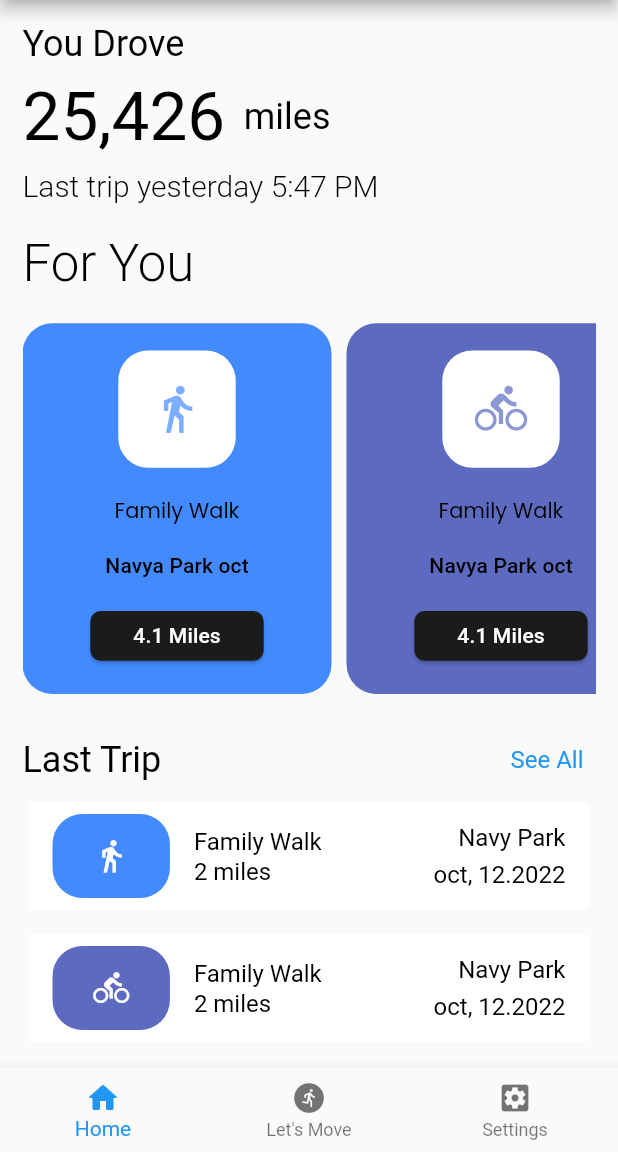
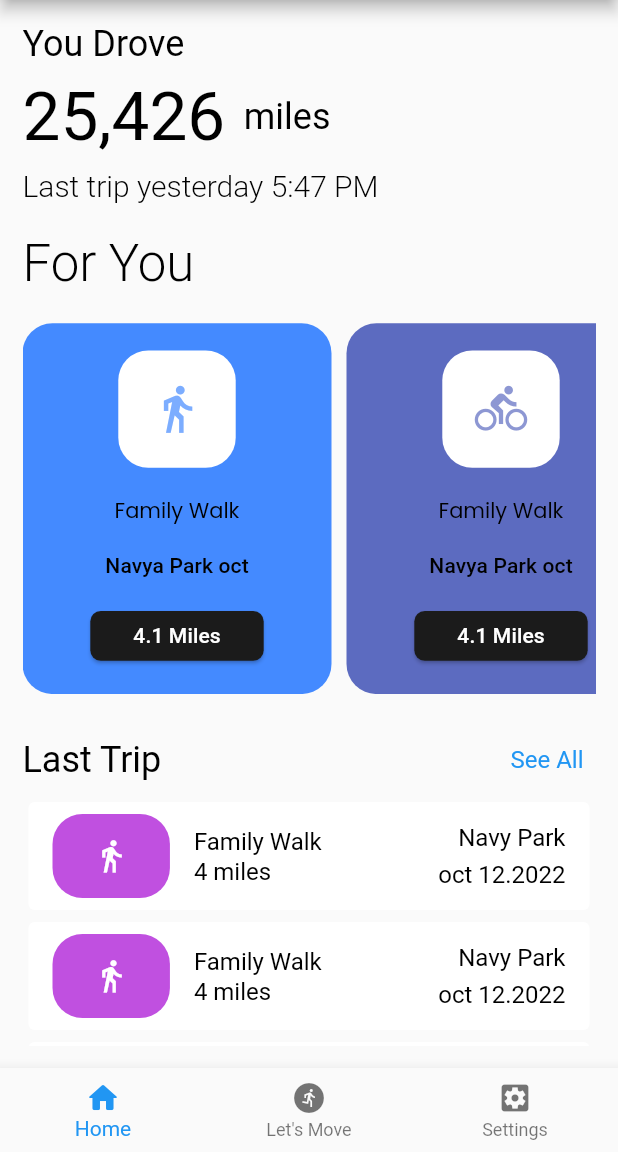
Before and after one commit to gorkemarslanbogan/bicyleApp, a Flutter app: the appScaffold screen opened directly, in the side drawer, after a tap on "See All", on a phone screen of 412 x 824 dp, the part 84-1236 px from its top. Run offline on Flutter 3.47's test engine with Material 2 defaults, Android fonts, the light colour scheme and no system bars; drawn by our look-alikes of dotted_border; our stand-ins replace google_fonts.

Commit message:
Iyileştirmeler yapıldı.

```diff
--- a/lib/core/customCircleAvatar.dart
+++ b/lib/core/customCircleAvatar.dart
@@ -1,21 +1,29 @@
+import 'package:bcyleapp/product/imageUtility.dart';
 import 'package:dotted_border/dotted_border.dart';
 import 'package:flutter/material.dart';
 
+class customCircleAvatarWithDottedBorderPackage extends StatelessWidget {
+  const customCircleAvatarWithDottedBorderPackage({Key? key}) : super(key: key);
 
-
-Padding customCircleAvatarWithDottedBorderPackage() {
+  @override
+  Widget build(BuildContext context) {
     return Padding(
-      padding: const EdgeInsets.symmetric(vertical: 5, horizontal: 15),
+      padding: paddingUtility.circleAvatarPadding,
       child: DottedBorder(
           borderType: BorderType.Circle,
           strokeWidth: 0.8,
           dashPattern: const [6, 3, 2, 3],
           color: const Color.fromARGB(255, 53, 53, 53),
           padding: const EdgeInsets.all(3),
-          child: const CircleAvatar(
-            backgroundImage: const AssetImage(
-              "assets/images/profile.jpg",
+          child: CircleAvatar(
+            backgroundImage: AssetImage(
+              imagePath.jpg("profile"),
             ) as ImageProvider,
           )),
     );
   }
+}
+
+class paddingUtility {
+  static final EdgeInsets circleAvatarPadding = EdgeInsets.symmetric(vertical: 5, horizontal: 15);
+}
--- a/lib/core/custom_card_trips.dart
+++ b/lib/core/custom_card_trips.dart
@@ -1,55 +1,74 @@
+import 'package:bcyleapp/model/trips_model.dart';
+import 'package:bcyleapp/product/NavigatorManagment.dart';
+import 'package:bcyleapp/product/random_color.dart';
 import 'package:flutter/material.dart';
+import '../view/screen/trips_details.dart';
 import 'custom_container.dart';
 
-class lastTripCard extends StatelessWidget {
-  const lastTripCard({ Key? key, required this.icon, required this.color }) : super(key: key);
-final Icon icon;
-final Color color;
+class lastTripCardBuilder extends StatelessWidget {
+  lastTripCardBuilder({
+    Key? key,
+  }) : super(key: key);
+  List<MyTrip> item = [MyTrip("Family Walk", 4, "Navy Park", "oct 12.2022"),
+MyTrip("Family Walk", 4, "Navy Park", "oct 12.2022"),
+MyTrip("Run", 4, "Centerl Park", "nov 09.2022"),
+MyTrip("Bcyle Drive", 4, "Miami Park", "sep 24.2022"),
+MyTrip("Walk", 4, "Orlando Center", "dec 22.2023"),
+];
+  Icon _iconBuilder(String tripName) {
+    return Icon((tripName.contains("Walk")) ? Icons.directions_walk
+    :(tripName.contains("Run")) ? Icons.run_circle_sharp : Icons.directions_bike, color: Colors.white,);
+  }
   @override
   Widget build(BuildContext context) {
-    List<Text> TittleTextItems = [
-      Text(
-            "Family Walk",
-            style: Theme.of(context).textTheme.subtitle1?.copyWith(
-                  color: Colors.black,
-                  fontWeight: FontWeight.w400,
-                ),
-      ),];
-     List<Text> SubTittleTextItems = [
-      Text(
-            "Navy Park",
-            style: Theme.of(context).textTheme.subtitle1?.copyWith(
-                  color: Colors.black,
-                  fontWeight: FontWeight.w400,
-                ),
-      ),
-       Text(
-            "oct, 12.2022",
-            style: Theme.of(context).textTheme.subtitle1?.copyWith(
-                  color: Colors.black,
-                  fontWeight: FontWeight.w400,
-                ),
-      ),
-    ];
-    return Card(
+    return ListView.builder(
+      physics: NeverScrollableScrollPhysics(),
+      padding: EdgeInsets.zero,
+      itemCount: item.length,
+      itemBuilder: ((context, index) {
+      return Card(
       elevation: 0,
       child: ListTile(
-        leading:  customIconContainer(icon: icon, color: color,),
+        onTap: (){
+          NavigatorManagment.NavigatePushwithData(context, TripDetails(tripDetails: item[index],));
+        },
+        leading:  customIconContainer(icon: _iconBuilder(item[index].tripTittle),  color:  RandomColor.Rcolor(),),
         title: Column(
           crossAxisAlignment: CrossAxisAlignment.start,
           mainAxisAlignment: MainAxisAlignment.spaceEvenly,
-          children: TittleTextItems,),
+          children: [
+              _customCardTextWidget(title: item[index].tripTittle),
+          ],),
           trailing: Column(
           crossAxisAlignment: CrossAxisAlignment.end,
           mainAxisAlignment: MainAxisAlignment.spaceEvenly,
-          children: SubTittleTextItems,),
-          subtitle: Text(
-            "2 miles",
-            style: Theme.of(context).textTheme.subtitle1?.copyWith(
-                  color: Colors.black,
-                  fontWeight: FontWeight.w400,
-                )),
+          children: [
+            _customCardTextWidget(title: item[index].location),
+           _customCardTextWidget(title: item[index].date),
+          ],),
+          subtitle: _customCardTextWidget(title: item[index].miles.toString()+" miles"),
       ),
     );
+    }));
+  }
+
+}
+
+class _customCardTextWidget extends StatelessWidget {
+  const _customCardTextWidget({
+    Key? key,
+    required this.title
+  }) : super(key: key);
+
+  final String title;
+
+  @override
+  Widget build(BuildContext context) {
+    return Text(
+      title,
+      style: Theme.of(context).textTheme.subtitle1?.copyWith(
+            color: Colors.black,
+            fontWeight: FontWeight.w400,
+          ));
   }
 }
--- a/lib/core/last_trip_list.dart
+++ /dev/null
@@ -1,29 +0,0 @@
-import 'package:bcyleapp/core/custom_card_trips.dart';
-import 'package:flutter/material.dart';
-
-class LastTripList extends StatelessWidget {
-  const LastTripList({
-    Key? key,
-  }) : super(key: key);
-
-  @override
-  Widget build(BuildContext context) {
-    return ListView(
-      padding: EdgeInsets.zero,
-      physics:  NeverScrollableScrollPhysics(),
-      children:  [
-       const lastTripCard(icon: Icon(Icons.directions_walk,color: Colors.white,), color: Colors.blueAccent,),
-       Padding(
-         padding: const EdgeInsets.symmetric(vertical: 8.0),
-         child: lastTripCard(icon: const Icon(Icons.directions_bike,color: Colors.white,), color: Colors.indigo.shade400,),
-       ),
-        const lastTripCard(icon: Icon(Icons.run_circle_sharp,color: Colors.white,), color: Colors.black,),
-        Padding(
-         padding: const EdgeInsets.symmetric(vertical: 8.0),
-         child: lastTripCard(icon: const Icon(Icons.directions_bike,color: Colors.white,), color: Colors.indigo.shade400,),
-       ),
-        const lastTripCard(icon: Icon(Icons.run_circle_sharp,color: Colors.white,), color: Colors.black,),
-      ],
-    );
-  }
-}
--- a/lib/main.dart
+++ b/lib/main.dart
@@ -24,7 +24,7 @@ class MyApp extends StatefulWidget {
   State<MyApp> createState() => _MyAppState();
 }
 
-class _MyAppState extends State<MyApp> with NavigatorManagment {
+class _MyAppState extends State<MyApp>{
   @override
   Widget build(BuildContext context) {
     return MaterialApp(
@@ -54,7 +54,7 @@ class _MyAppState extends State<MyApp> with NavigatorManagment {
                 style: Theme.of(context).textTheme.headline5?.copyWith(
                     color: Colors.black87, fontWeight: FontWeight.w300)),
             onPressed: () {
-              NavigatePush(context, HomeScreen());
+              NavigatorManagment.NavigatePush(context, HomeScreen());
             },
           ),
         ),
--- /dev/null
+++ b/lib/model/trips_model.dart
@@ -0,0 +1,9 @@
+
+
+class MyTrip {
+String tripTittle;
+String location;
+String date;
+int miles;
+MyTrip(this.tripTittle,this.miles,this.location,this.date);
+}
--- a/lib/product/app_scaffold_widget.dart
+++ b/lib/product/app_scaffold_widget.dart
@@ -34,7 +34,7 @@ final Widget? LeadingWidget;
       appBar: AppBar(
         leading: LeadingWidget,
         iconTheme: const IconThemeData(color: Colors.black),
-        actions: [
+        actions: const [
           customCircleAvatarWithDottedBorderPackage(),
         ],
       ),
--- /dev/null
+++ b/lib/product/draver_widget.dart
@@ -0,0 +1,81 @@
+import 'package:bcyleapp/core/customCircleAvatar.dart';
+import 'package:bcyleapp/product/NavigatorManagment.dart';
+import 'package:bcyleapp/view/screen/HomeScreen.dart';
+import 'package:flutter/material.dart';
+import 'package:google_fonts/google_fonts.dart';
+import '../view/screen/see_all_lastTrip.dart';
+
+class CustomDrawerWidget extends StatelessWidget{
+  const CustomDrawerWidget({ Key? key }) : super(key: key);
+final title = "Görkem Arslanboğan";
+final welcome = "Hoşgeldin";
+  @override
+  Widget build(BuildContext context) {
+    return Drawer(
+      backgroundColor: Colors.white,
+      child: Column(
+        mainAxisAlignment: MainAxisAlignment.spaceEvenly,
+        children: [
+         _headerDrawer(),
+           Column(
+             children: [
+               ListTile(
+                leading: const Icon(Icons.home_filled, size: 35, color: Colors.amber,),
+                title: const Text("Home", style: TextStyle(fontSize: 20),),
+                subtitle:  const Divider(),
+                onTap: (){
+                  NavigatorManagment.NavigatePush(context,  HomeScreen());
+                },
+               ),
+
+                ListTile(
+                leading: const Icon(Icons.directions_run_sharp, size: 35, color: Colors.indigo),
+                title: const Text("Start Run", style: TextStyle(fontSize: 20),),
+                 subtitle:  const Divider(),
+                  onTap: (){},
+               ),
+               ListTile(
+                leading: Icon(Icons.fitness_center, size: 35, color: Colors.indigo.shade400,),
+                title: const Text("Last Trips", style: TextStyle(fontSize: 20),),
+                 subtitle:  const Divider(),
+                  onTap: (){
+                    NavigatorManagment.NavigatePush(context,  const AllLastTrip());
+                  },
+               ),
+                ListTile(
+                leading: Icon(Icons.directions_bike_sharp, size: 35, color: Colors.indigo.shade400,),
+                title: const Text("Drive Bike", style: TextStyle(fontSize: 20),),
+                 subtitle:  const Divider(),
+                  onTap: (){},
+               ),
+                 ListTile(
+                leading: Icon(Icons.account_circle, size: 35, color: Colors.purple.shade400,),
+                title: const Text("My Account", style: TextStyle(fontSize: 20),),
+                 subtitle:  const Divider(),
+                  onTap: (){},
+                 ),
+                 ListTile(
+                leading: const Icon(Icons.info_outline_rounded, size: 35, color: Colors.blue,),
+                title: const Text("App information", style: TextStyle(fontSize: 20),),
+                 subtitle:  const Divider(),
+                  onTap: (){},
+                 ),
+             ],
+           ),
+        ],
+      ),
+    );
+  }
+
+  Row _headerDrawer() {
+    return Row(
+    crossAxisAlignment: CrossAxisAlignment.center,
+    children: [
+      const customCircleAvatarWithDottedBorderPackage(),
+      Text(title, style: GoogleFonts.dmSans(
+        fontSize: 20
+      ),),
+    ],
+    );
+  }
+}
--- /dev/null
+++ b/lib/product/imageUtility.dart
@@ -0,0 +1,11 @@
+enum imageFormat {jpg,png,}
+
+class imagePath {
+  static String jpg(String imagePath) {
+    return "assets/images/$imagePath.${imageFormat.jpg.name}";
+  }
+
+  static String png(String imagePath) {
+    return "assets/images/$imagePath.${imageFormat.png.name}";
+  }
+}
--- /dev/null
+++ b/lib/product/random_color.dart
@@ -0,0 +1,14 @@
+import 'dart:math';
+import 'package:flutter/material.dart';
+
+class RandomColor {
+
+  static Color Rcolor(){
+  var random = Random();
+   int r = random.nextInt(16) * 16;
+   int g = random.nextInt(16) * 16;
+   int b = random.nextInt(16) * 16;
+   Color color = Color.fromARGB(255, r, g, b);
+   return color;
+  }
+}
--- a/lib/utility/screen_size_class.dart
+++ b/lib/utility/screen_size_class.dart
@@ -12,4 +12,14 @@ static  double? pageWidth;
    pageWidth = _mediaQuery.size.width;
  }
 
+
+ static double dynamicHeight (double? value){
+    if(value != null) return (pageHeight! * value);
+    return pageHeight!;
+ }
+  static double dynamicWitdh (double? value){
+    if(value != null) return (pageWidth! * value);
+    return pageWidth!;
+ }
+
 }
--- a/lib/view/screen/HomeScreen.dart
+++ b/lib/view/screen/HomeScreen.dart
@@ -2,14 +2,14 @@ import 'package:bcyleapp/utility/screen_size_class.dart';
 import 'package:bcyleapp/view/screen/see_all_lastTrip.dart';
 import 'package:flutter/material.dart';
 import 'package:bcyleapp/product/NavigatorManagment.dart';
+import '../../core/custom_card_trips.dart';
 import '../../product/app_scaffold_widget.dart';
-import '../../core/last_trip_list.dart';
 import '../../core/singleChild_custom_cards.dart';
+import '../../product/draver_widget.dart';
 import '../../utility/textUtility.dart';
 import '../../core/HomeScreenWidget.dart';
 
-class HomeScreen extends StatefulWidget
-    with NavigatorManagment, HomeScreenTextUtility {
+class HomeScreen extends StatefulWidget with HomeScreenTextUtility {
   HomeScreen({Key? key}) : super(key: key);
 
   @override
@@ -29,7 +29,7 @@ class _HomeScreenState extends State<HomeScreen> {
           ),
           scaffoldBackgroundColor: Colors.white,
         ),
-        home: appScaffold(widget: const _HomeScreenWidgetTree(), draverWidget: Drawer(child: Center(child: Text("Hello World"))),));
+        home: appScaffold(widget: const _HomeScreenWidgetTree(), draverWidget: const CustomDrawerWidget()));
   }
 }
 
@@ -61,7 +61,8 @@ class _HomeScreenWidgetTree extends StatelessWidget {
               ),
               const _lastTripInformation(),
               SizedBox(
-                  height: ScreenSize.pageHeight! * 0.5, child: const LastTripList())
+                height: ScreenSize.dynamicHeight(0.35),
+                child: lastTripCardBuilder()),
             ],
           ),
         ),
@@ -70,7 +71,7 @@ class _HomeScreenWidgetTree extends StatelessWidget {
   }
 }
 
-class _lastTripInformation extends StatelessWidget with NavigatorManagment {
+class _lastTripInformation extends StatelessWidget{
   const _lastTripInformation({
     Key? key,
   }) : super(key: key);
@@ -89,7 +90,7 @@ class _lastTripInformation extends StatelessWidget with NavigatorManagment {
                     )),
         TextButton(
             onPressed: () {
-              NavigatePush(context,  AllLastTrip());
+              NavigatorManagment.NavigatePush(context,  const AllLastTrip());
             },
             child: Text(
               "See All",
```
Also changed, not shown: lib/core/mainScrennColumn.dart (+34 -22 lines), lib/product/NavigatorManagment.dart (+4 -10 lines), lib/utility/paddingUtility.dart (added, +8 -0 lines), lib/view/screen/see_all_lastTrip.dart (+4 -5 lines), lib/view/screen/trips_details.dart (added, +27 -0 lines).
